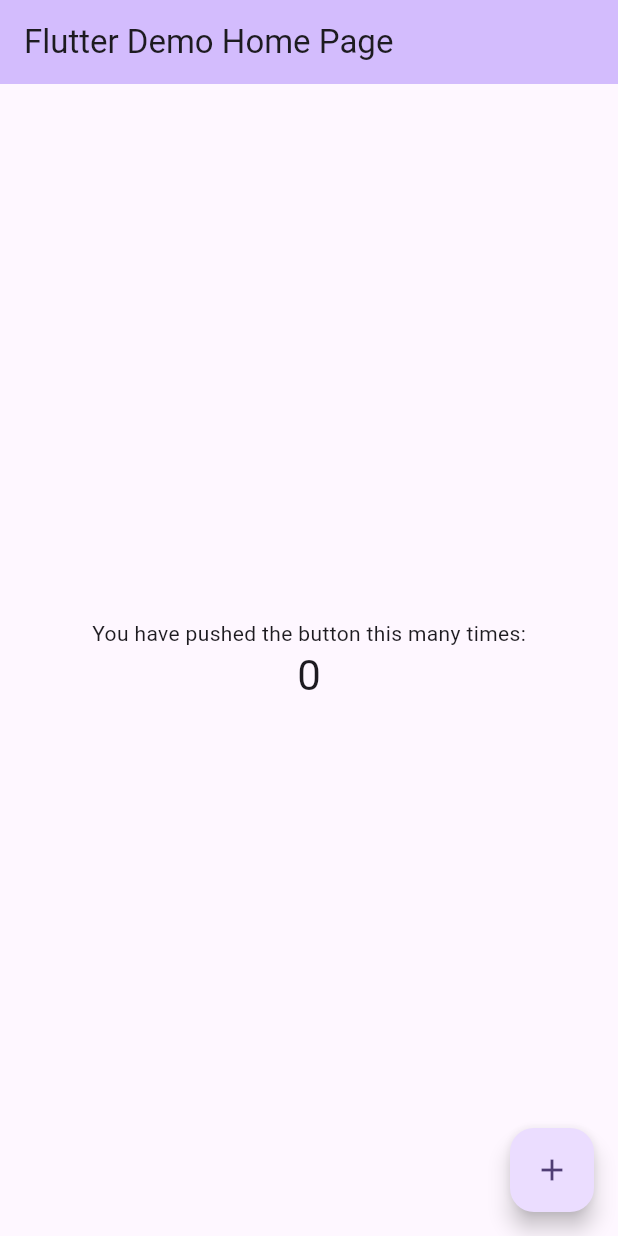
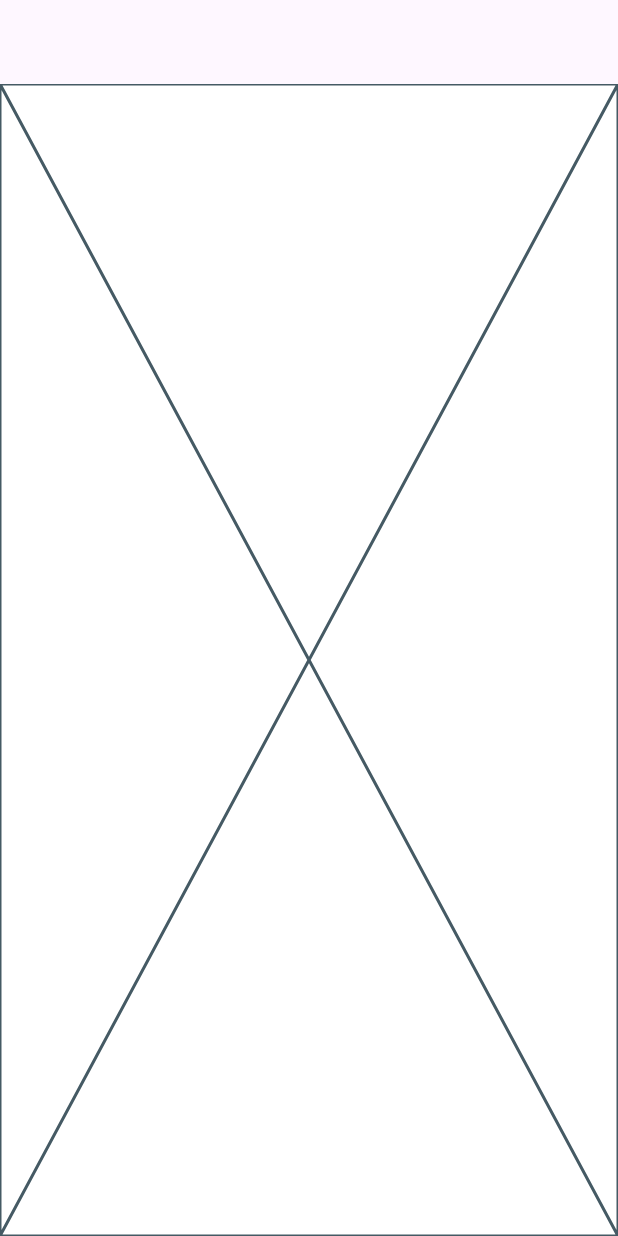
Before and after one commit to Prakharyadav27/BMI_CALCULATOR, a Flutter app: the screen it shows after launch, on a phone screen of 412 x 824 dp. Run offline on Flutter 3.47's test engine with Material 3 defaults, Android fonts, the phone set to English and light mode, and no system bars.

Commit message:
Refactor main.dart and widget_test.dart

```diff
--- /dev/null
+++ b/bmi_calculator/lib/app/app.dart
@@ -0,0 +1,15 @@
+import 'package:bmi_calculator/views/homeView.dart';
+import 'package:flutter/material.dart';
+
+class MyApp extends StatelessWidget {
+  const MyApp({super.key});
+
+  @override
+  Widget build(BuildContext context) {
+    return const MaterialApp(
+      debugShowCheckedModeBanner: false,
+      title: "BMI CALCULATOR",
+      home: HomeView(),
+    );
+  }
+}
--- a/bmi_calculator/lib/main.dart
+++ b/bmi_calculator/lib/main.dart
@@ -1,125 +1,6 @@
+import 'package:bmi_calculator/app/app.dart';
 import 'package:flutter/material.dart';
 
 void main() {
-  runApp(const MyApp());
+  runApp(MyApp());
 }
-
-class MyApp extends StatelessWidget {
-  const MyApp({super.key});
-
-  // This widget is the root of your application.
-  @override
-  Widget build(BuildContext context) {
-    return MaterialApp(
-      title: 'Flutter Demo',
-      theme: ThemeData(
-        // This is the theme of your application.
-        //
-        // TRY THIS: Try running your application with "flutter run". You'll see
-        // the application has a purple toolbar. Then, without quitting the app,
-        // try changing the seedColor in the colorScheme below to Colors.green
-        // and then invoke "hot reload" (save your changes or press the "hot
-        // reload" button in a Flutter-supported IDE, or press "r" if you used
-        // the command line to start the app).
-        //
-        // Notice that the counter didn't reset back to zero; the application
-        // state is not lost during the reload. To reset the state, use hot
-        // restart instead.
-        //
-        // This works for code too, not just values: Most code changes can be
-        // tested with just a hot reload.
-        colorScheme: ColorScheme.fromSeed(seedColor: Colors.deepPurple),
-        useMaterial3: true,
-      ),
-      home: const MyHomePage(title: 'Flutter Demo Home Page'),
-    );
-  }
-}
-
-class MyHomePage extends StatefulWidget {
-  const MyHomePage({super.key, required this.title});
-
-  // This widget is the home page of your application. It is stateful, meaning
-  // that it has a State object (defined below) that contains fields that affect
-  // how it looks.
-
-  // This class is the configuration for the state. It holds the values (in this
-  // case the title) provided by the parent (in this case the App widget) and
-  // used by the build method of the State. Fields in a Widget subclass are
-  // always marked "final".
-
-  final String title;
-
-  @override
-  State<MyHomePage> createState() => _MyHomePageState();
-}
-
-class _MyHomePageState extends State<MyHomePage> {
-  int _counter = 0;
-
-  void _incrementCounter() {
-    setState(() {
-      // This call to setState tells the Flutter framework that something has
-      // changed in this State, which causes it to rerun the build method below
-      // so that the display can reflect the updated values. If we changed
-      // _counter without calling setState(), then the build method would not be
-      // called again, and so nothing would appear to happen.
-      _counter++;
-    });
-  }
-
-  @override
-  Widget build(BuildContext context) {
-    // This method is rerun every time setState is called, for instance as done
-    // by the _incrementCounter method above.
-    //
-    // The Flutter framework has been optimized to make rerunning build methods
-    // fast, so that you can just rebuild anything that needs updating rather
-    // than having to individually change instances of widgets.
-    return Scaffold(
-      appBar: AppBar(
-        // TRY THIS: Try changing the color here to a specific color (to
-        // Colors.amber, perhaps?) and trigger a hot reload to see the AppBar
-        // change color while the other colors stay the same.
-        backgroundColor: Theme.of(context).colorScheme.inversePrimary,
-        // Here we take the value from the MyHomePage object that was created by
-        // the App.build method, and use it to set our appbar title.
-        title: Text(widget.title),
-      ),
-      body: Center(
-        // Center is a layout widget. It takes a single child and positions it
-        // in the middle of the parent.
-        child: Column(
-          // Column is also a layout widget. It takes a list of children and
-          // arranges them vertically. By default, it sizes itself to fit its
-          // children horizontally, and tries to be as tall as its parent.
-          //
-          // Column has various properties to control how it sizes itself and
-          // how it positions its children. Here we use mainAxisAlignment to
-          // center the children vertically; the main axis here is the vertical
-          // axis because Columns are vertical (the cross axis would be
-          // horizontal).
-          //
-          // TRY THIS: Invoke "debug painting" (choose the "Toggle Debug Paint"
-          // action in the IDE, or press "p" in the console), to see the
-          // wireframe for each widget.
-          mainAxisAlignment: MainAxisAlignment.center,
-          children: <Widget>[
-            const Text(
-              'You have pushed the button this many times:',
-            ),
-            Text(
-              '$_counter',
-              style: Theme.of(context).textTheme.headlineMedium,
-            ),
-          ],
-        ),
-      ),
-      floatingActionButton: FloatingActionButton(
-        onPressed: _incrementCounter,
-        tooltip: 'Increment',
-        child: const Icon(Icons.add),
-      ), // This trailing comma makes auto-formatting nicer for build methods.
-    );
-  }
-}
--- /dev/null
+++ b/bmi_calculator/lib/views/homeView.dart
@@ -0,0 +1,15 @@
+import 'package:bmi_calculator/views/myView.dart';
+import 'package:flutter/material.dart';
+
+class HomeView extends StatelessWidget {
+  const HomeView({super.key});
+
+  @override
+  Widget build(BuildContext context) {
+    return Scaffold(
+      appBar: AppBar(),
+      backgroundColor: Colors.white,
+      body: const SafeArea(child: MyView()),
+    );
+  }
+}
--- /dev/null
+++ b/bmi_calculator/lib/views/myView.dart
@@ -0,0 +1,10 @@
+import 'package:flutter/material.dart';
+
+class MyView extends StatelessWidget {
+  const MyView({super.key});
+
+  @override
+  Widget build(BuildContext context) {
+    return const Placeholder();
+  }
+}
```
Also changed, not shown: 1 other file.
